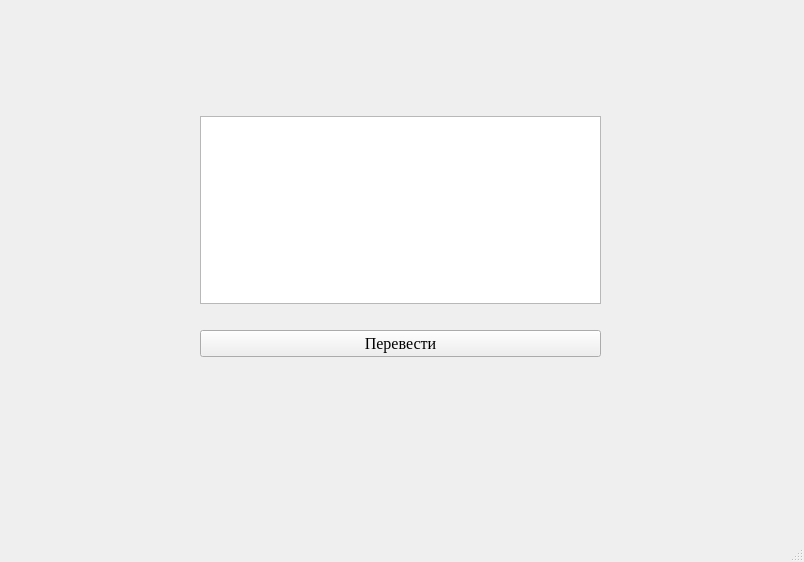
Old version of the form morze_ui.ui in the repository fuyther/code.
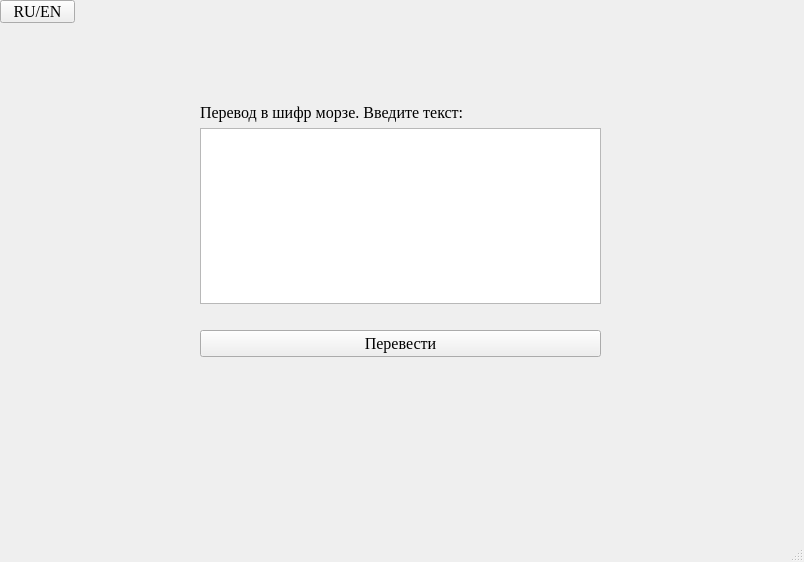
New version of the form.

```diff
--- a/morze_ui.ui
+++ b/morze_ui.ui
@@ -20,6 +20,9 @@
    <string>Морзе</string>
   </property>
   <widget class="QWidget" name="centralwidget">
+   <property name="styleSheet">
+    <string notr="true"/>
+   </property>
    <widget class="QWidget" name="verticalLayoutWidget">
     <property name="geometry">
      <rect>
@@ -43,6 +46,13 @@
        </property>
       </spacer>
      </item>
+     <item>
+      <widget class="QLabel" name="label">
+       <property name="text">
+        <string>Перевод в шифр морзе. Введите текст:</string>
+       </property>
+      </widget>
+     </item>
      <item>
       <widget class="QTextEdit" name="textEdit">
        <property name="font">
@@ -132,6 +142,19 @@
      </item>
     </layout>
    </widget>
+   <widget class="QPushButton" name="btnTrans">
+    <property name="geometry">
+     <rect>
+      <x>0</x>
+      <y>0</y>
+      <width>75</width>
+      <height>23</height>
+     </rect>
+    </property>
+    <property name="text">
+     <string>RU/EN</string>
+    </property>
+   </widget>
   </widget>
   <widget class="QMenuBar" name="menubar">
    <property name="geometry">
```
Left out of the diff: 2 changed lines with no effect on the pictures.
